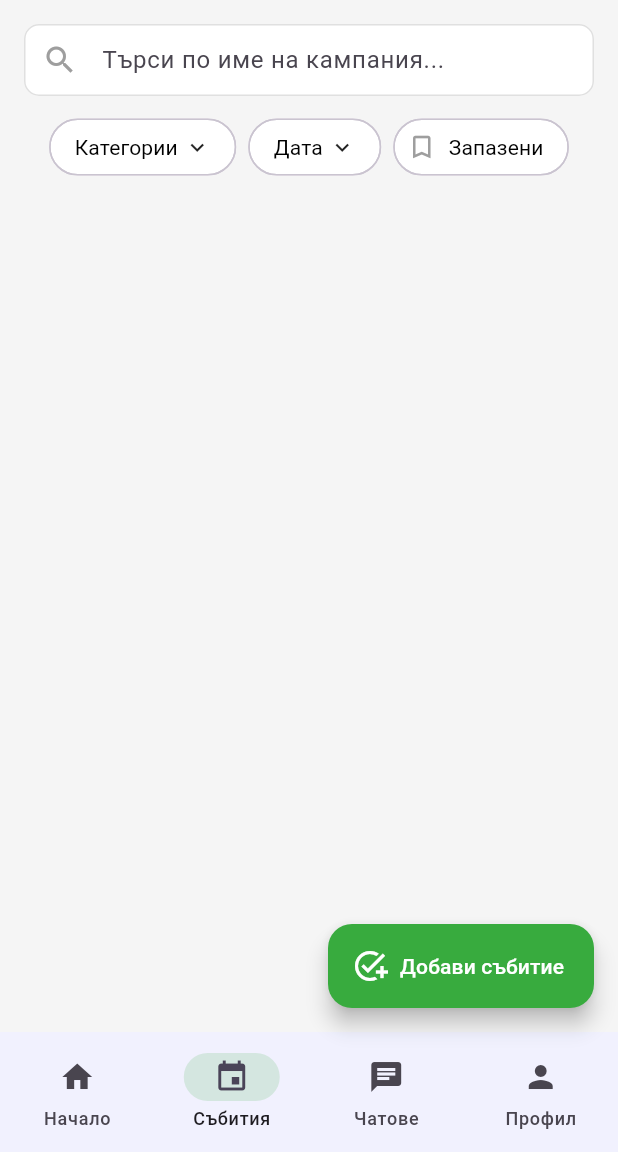
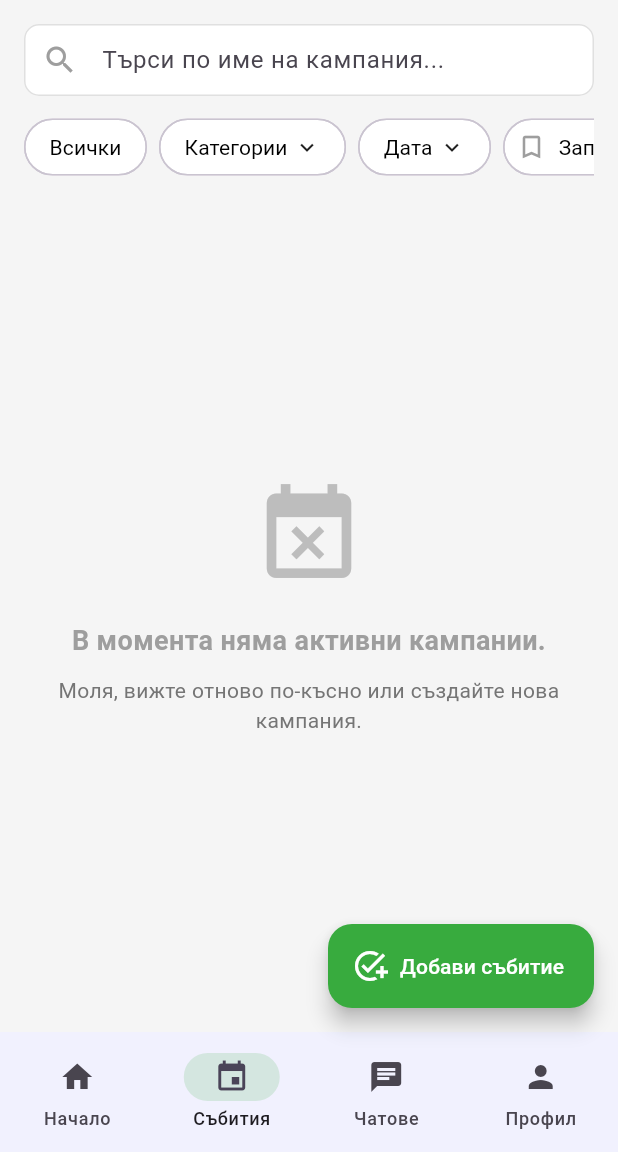
Before and after one commit to ZvezdiPro/Volunteer-Varna, a Flutter app: the screen it shows once a user with an empty profile is signed in, item 2 of the bottom bar chosen, on a phone screen of 412 x 824 dp, the part 84-1236 px from its top. Run offline on Flutter 3.47's test engine with Material 3 defaults, Android fonts, the phone set to English and light mode, and no system bars; our stand-ins replace audioplayers, chewie, cloud_firestore, dio, file_picker, firebase_auth and 13 more; missing offline and left inert: flutter_facebook_auth, flutter_file_dialog, gal, record; accounts and stored records are empty.

Commit message:
Several modifications to the events page and the campaign details screens
Now only shows active campaigns. The details screen doesn't allow for a volunteer to sign up for a campaign that has ended and for the organiser to sign up for their own campaign. Added filtering based on the user's interests. Added a button to show all campaigns (active or not)

```diff
--- a/lib/screens/main/events_page.dart
+++ b/lib/screens/main/events_page.dart
@@ -23,6 +23,7 @@ class _EventsPageState extends State<EventsPage> {
   final List<String> _selectedCategories = [];
   DateTime? _selectedDate;
   bool _showSavedOnly = false;
+  bool _showAll = false;
 
   final List<String> _categories = [
     'Образование', 'Екология', 'Животни', 'Грижа за деца', 'Спорт', 'Здраве',
@@ -57,7 +58,7 @@ class _EventsPageState extends State<EventsPage> {
     }
   }
 
-  void _openCategoryFilter() {
+  void _openCategoryFilter(VolunteerUser? user) {
     showModalBottomSheet(
       context: context,
       shape: const RoundedRectangleBorder(
@@ -75,10 +76,29 @@ class _EventsPageState extends State<EventsPage> {
                   Row(
                     mainAxisAlignment: MainAxisAlignment.spaceBetween,
                     children: [
-                      Padding(
-                        padding: const EdgeInsets.only(left: 8.0),
-                        child: const Text("Изберете категории", style: TextStyle(fontSize: 18, fontWeight: FontWeight.bold)),
+                      const Padding(
+                        padding: EdgeInsets.only(left: 8.0),
+                        child: Text("Категории", style: TextStyle(fontSize: 18, fontWeight: FontWeight.bold)),
                       ),
+
+                      Row(
+                        children: [
+                          // Show "My Interests" button only if user is logged in and has interests
+                          if (user != null && !_auth.currentUser!.isAnonymous)
+                            TextButton.icon(
+                              icon: const Icon(Icons.person, size: 16, color: greenPrimary),
+                              label: const Text("Моите интереси", style: TextStyle(color: greenPrimary, fontWeight: FontWeight.bold, fontSize: 14)),
+                              onPressed: () {
+                                setModalState(() {
+                                  _selectedCategories.clear();
+                                  final myInterests = user.interests
+                                      .where((interest) => _categories.contains(interest));
+                                  _selectedCategories.addAll(myInterests);
+                                });
+                                setState(() {});
+                              },
+                            ),
+
                           TextButton(
                             onPressed: () {
                               setModalState(() {
@@ -86,7 +106,9 @@ class _EventsPageState extends State<EventsPage> {
                               });
                               setState(() {});
                             },
-                        child: const Text("Изчисти", style: TextStyle(color: Colors.red, fontWeight: FontWeight.bold)),
+                            child: const Text("Изчисти", style: TextStyle(color: Colors.red, fontWeight: FontWeight.bold, fontSize: 14)),
+                          ),
+                        ],
                       )
                     ],
                   ),
@@ -143,6 +165,10 @@ class _EventsPageState extends State<EventsPage> {
               builder: (context, allCampaigns, child) {
                 // Filter the campaigns based on the search query
                 List<Campaign> filteredCampaigns = allCampaigns.where((campaign) {
+                  if (!_showAll) {
+                    if (campaign.status == 'ended') return false;
+                    if (campaign.endDate.isBefore(DateTime.now())) return false;
+                  }
                   // Searching by name
                   final matchesSearch = campaign.title.toLowerCase().contains(_searchQuery.toLowerCase());
 
@@ -218,6 +244,28 @@ class _EventsPageState extends State<EventsPage> {
                             scrollDirection: Axis.horizontal,
                             child: Row(
                               children: [
+                                // Show All Filter
+                                Padding(
+                                  padding: const EdgeInsets.only(right: 8.0),
+                                  child: FilterChip(
+                                    label: const Text("Всички"),
+                                    selected: _showAll,
+                                    onSelected: (val) {
+                                      setState(() {
+                                        _showAll = val;
+                                      });
+                                    },
+                                    backgroundColor: Colors.white,
+                                    selectedColor: greenPrimary.withAlpha(30),
+                                    labelStyle: TextStyle(
+                                      color: _showAll ? greenPrimary : Colors.black,
+                                      fontWeight: _showAll ? FontWeight.bold : FontWeight.normal
+                                    ),
+                                    shape: RoundedRectangleBorder(borderRadius: BorderRadius.circular(20), side: BorderSide.none),
+                                    showCheckmark: false,
+                                  ),
+                                ),
+
                                 // Category filter
                                 Padding(
                                   padding: const EdgeInsets.only(right: 8.0),
@@ -232,7 +280,7 @@ class _EventsPageState extends State<EventsPage> {
                                       ],
                                     ),
                                     selected: _selectedCategories.isNotEmpty,
-                                    onSelected: (_) => _openCategoryFilter(),
+                                    onSelected: (_) => _openCategoryFilter(user),
                                     backgroundColor: Colors.white,
                                     selectedColor: greenPrimary.withAlpha(50),
                                     labelStyle: TextStyle(
@@ -321,7 +369,44 @@ class _EventsPageState extends State<EventsPage> {
 
                     // List of campaigns
                     Expanded(
-                      child: Provider<List<Campaign>>.value(
+                      child: filteredCampaigns.isEmpty
+                        ? Center(
+                            child: Padding(
+                              padding: const EdgeInsets.all(30.0),
+                              child: Column(
+                                mainAxisAlignment: MainAxisAlignment.center,
+                                children: [
+                                  Icon(
+                                    Icons.event_busy,
+                                    size: 75,
+                                    color: Colors.grey.shade400,
+                                  ),
+                                  const SizedBox(height: 20),
+                                  const Text(
+                                    "В момента няма активни кампании.",
+                                    textAlign: TextAlign.center,
+                                    style: TextStyle(
+                                      fontSize: 18,
+                                      color: Colors.grey,
+                                      fontWeight: FontWeight.bold,
+                                    ),
+                                  ),
+                                  const SizedBox(height: 10),
+                                  Text(
+                                    _searchQuery.isNotEmpty || _selectedCategories.isNotEmpty || _selectedDate != null
+                                        ? "Опитайте да промените критериите за търсене."
+                                        : "Моля, вижте отново по-късно или създайте нова кампания.",
+                                    textAlign: TextAlign.center,
+                                    style: TextStyle(
+                                      fontSize: 14,
+                                      color: Colors.grey.shade600,
+                                    ),
+                                  ),
+                                ],
+                              ),
+                            ),
+                          )
+                        : Provider<List<Campaign>>.value(
                             value: filteredCampaigns,
                             child: !_auth.currentUser!.isAnonymous
                               ? CampaignList()
```
Also changed, not shown: lib/widgets/campaign_details_screen.dart (+14 -4 lines). Lines whose indentation alone changed are shown as unchanged.
